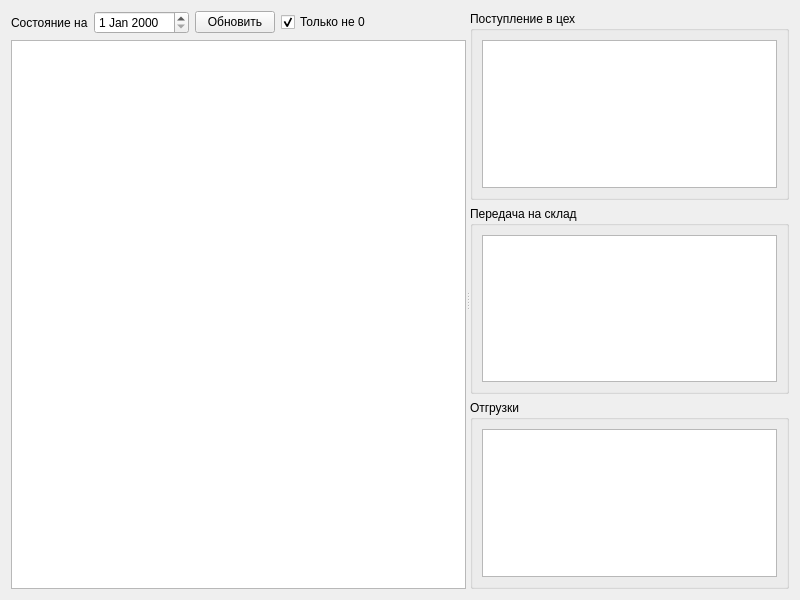
Old version of the form formwarehouse.ui in the repository Sergeyego/wire_pr.
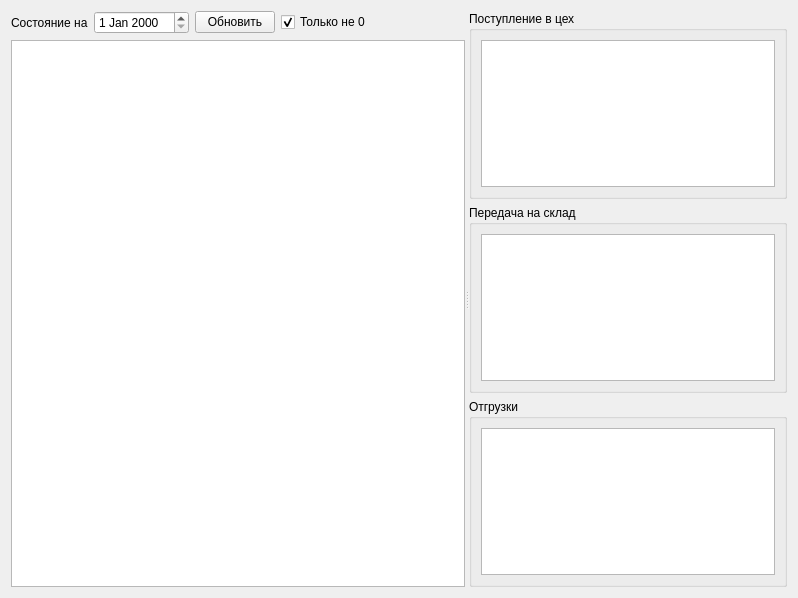
New version of the form. Icons and pictures are not drawn. Custom widgets are drawn as their Qt base class.

Diff of the .ui file:
```diff
--- a/formwarehouse.ui
+++ b/formwarehouse.ui
@@ -6,8 +6,8 @@
    <rect>
     <x>0</x>
     <y>0</y>
-    <width>800</width>
-    <height>600</height>
+    <width>798</width>
+    <height>598</height>
    </rect>
   </property>
   <property name="windowTitle">
```
Left out of the diff: 5 changed lines with no effect on the pictures.
